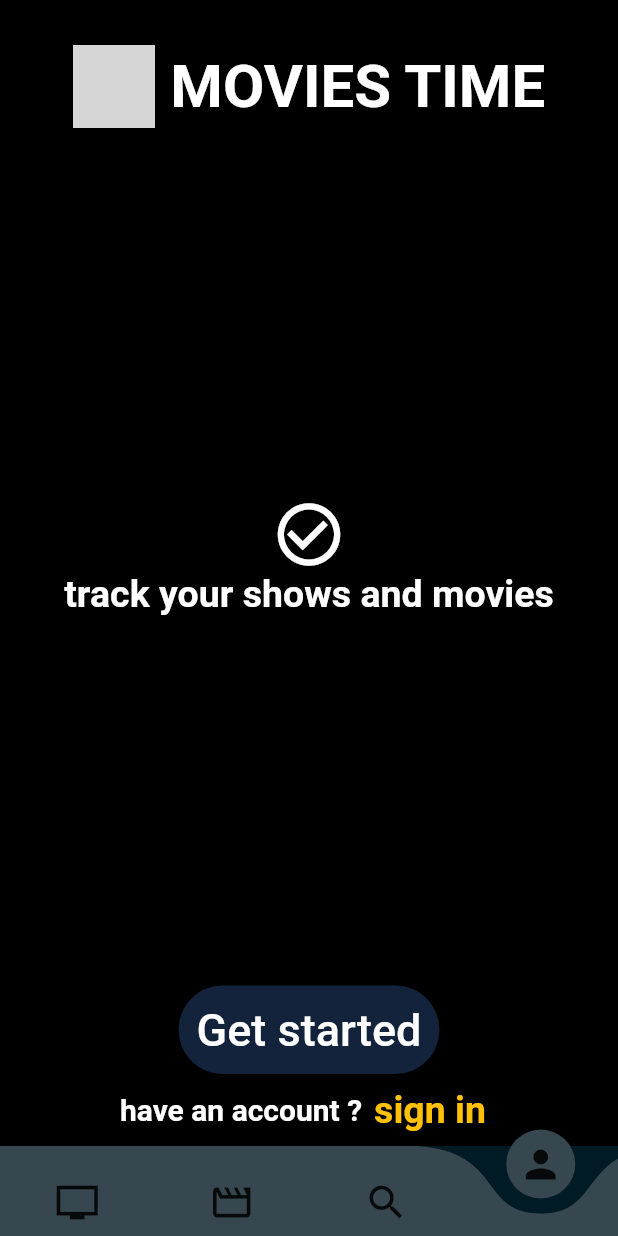
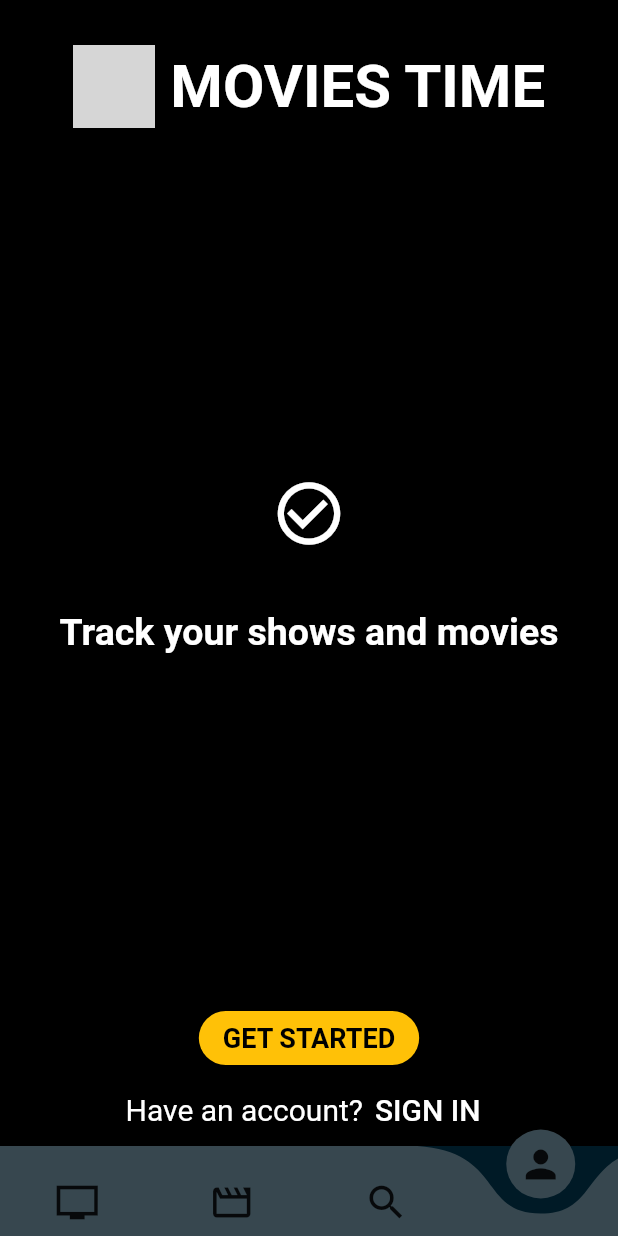
Before and after one commit to MahmoudIbrahim1012/movie_app, a Flutter app: the GetStarted screen opened by its route, on a phone screen of 412 x 824 dp. Run offline on Flutter 3.47's test engine with Material 2 defaults, Android fonts, the light colour scheme and no system bars; drawn by our look-alikes of curved_navigation_bar; our stand-ins replace flutter_spinkit, modal_bottom_sheet; network calls fail; grey boxes are pictures that could not be loaded.

Commit message:
Get Started page adjustments

```diff
--- a/lib/Pages/GetStarted.dart
+++ b/lib/Pages/GetStarted.dart
@@ -1,8 +1,8 @@
 import 'package:flutter/material.dart';
 import 'package:movie_app/Widgets/NavigationBar.dart';
+import 'package:url_launcher/url_launcher.dart';
 import 'SignIn.dart';
 import 'package:modal_bottom_sheet/modal_bottom_sheet.dart';
-
 
 class GetStarted extends StatefulWidget {
   @override
@@ -10,6 +10,18 @@ class GetStarted extends StatefulWidget {
 }
 
 class _GetStartedState extends State<GetStarted> {
+
+  _launchURL() async {
+    const url = 'https://www.themoviedb.org/signup';
+    print("Checking");
+    if (await canLaunch(url)) {
+      print("Launching");
+      await launch(url);
+    } else {
+      throw 'Could not launch $url';
+    }
+  }
+
   @override
   Widget build(BuildContext context) {
     return Scaffold(
@@ -23,12 +35,14 @@ class _GetStartedState extends State<GetStarted> {
             Row(
               mainAxisAlignment: MainAxisAlignment.center,
               children: [
-                Image.network("https://i.pinimg.com/564x/8d/2d/1c/8d2d1c5e0ee9e5141f1fc51567dba572.jpg",
+                Image.network(
+                  "https://i.pinimg.com/564x/8d/2d/1c/8d2d1c5e0ee9e5141f1fc51567dba572.jpg",
                   height: 55,
                   width: 55,
                 ),
                 SizedBox(width: 10),
-                Text("MOVIES TIME",
+                Text(
+                  "MOVIES TIME",
                   style: TextStyle(
                     fontSize: 40,
                     fontWeight: FontWeight.bold,
@@ -46,7 +60,9 @@ class _GetStartedState extends State<GetStarted> {
                   color: Colors.white,
                   size: 50.0,
                 ),
-                Text('track your shows and movies',
+                SizedBox(height: 40),
+                Text(
+                  'Track your shows and movies',
                   style: TextStyle(
                     fontSize: 25,
                     color: Colors.white,
@@ -58,30 +74,34 @@ class _GetStartedState extends State<GetStarted> {
             Column(
               crossAxisAlignment: CrossAxisAlignment.center,
               children: [
-                RaisedButton(
-                  padding: EdgeInsets.all(12.0),
-                  onPressed: (){},
-                  color: Color(0xff13233c),
+                ElevatedButton(
+                  onPressed: () async {
+                    _launchURL();
+                  },
                   child: Text(
-                    'Get started',
+                    "GET STARTED",
                     style: TextStyle(
-                      fontSize: 30,
-                      color: Colors.white,
+                      color: Colors.black,
+                      fontWeight: FontWeight.bold,
+                      fontSize: 18,
                     ),
                   ),
-                  shape: RoundedRectangleBorder(
-                    borderRadius: BorderRadius.circular(30.0),
+                  style: ElevatedButton.styleFrom(
+                    primary: Colors.amber,
+                    shape: RoundedRectangleBorder(
+                        borderRadius: new BorderRadius.circular(30.0)
+                    )
                   ),
                 ),
                 Row(
                   mainAxisAlignment: MainAxisAlignment.center,
                   children: [
                     Text(
-                      'have an account ?',
+                      'Have an account?',
                       style: TextStyle(
                         color: Colors.white,
                         fontSize: 20,
-                        fontWeight: FontWeight.bold,
+                        fontWeight: FontWeight.w400,
                       ),
                     ),
                     TextButton(
@@ -95,11 +115,10 @@ class _GetStartedState extends State<GetStarted> {
                         });
                       },
                       child: Text(
-                        "sign in",
+                        "sign in".toUpperCase(),
                         style: TextStyle(
-                          color: Colors.amber,
-                          fontSize: 25,
-                          fontWeight: FontWeight.bold,
+                          color: Colors.white,
+                          fontSize: 20,
                         ),
                       ),
                     ),
--- a/lib/Widgets/NavigationBar.dart
+++ b/lib/Widgets/NavigationBar.dart
@@ -29,6 +29,7 @@ class NavigationBar extends StatelessWidget {
             break;
           case 3:
             Navigator.pushReplacementNamed(context, '/started');
+            break;
         }
 
       } ,
--- a/pubspec.yaml
+++ b/pubspec.yaml
@@ -19,6 +19,7 @@ dependencies:
   http: ^0.12.2
   intl: ^0.16.1
   modal_bottom_sheet: ^1.0.0+1
+  url_launcher: ^5.7.10
 
   # The following adds the Cupertino Icons font to your application.
   # Use with the CupertinoIcons class for iOS style icons.
```
Also changed, not shown: lib/Pages/Discover.dart (+9 -4 lines), lib/Pages/MediaDetails.dart (added, +61 -0 lines), lib/Services/Movie.dart (+6 -2 lines), lib/main.dart (+4 -5 lines), pubspec.lock.
